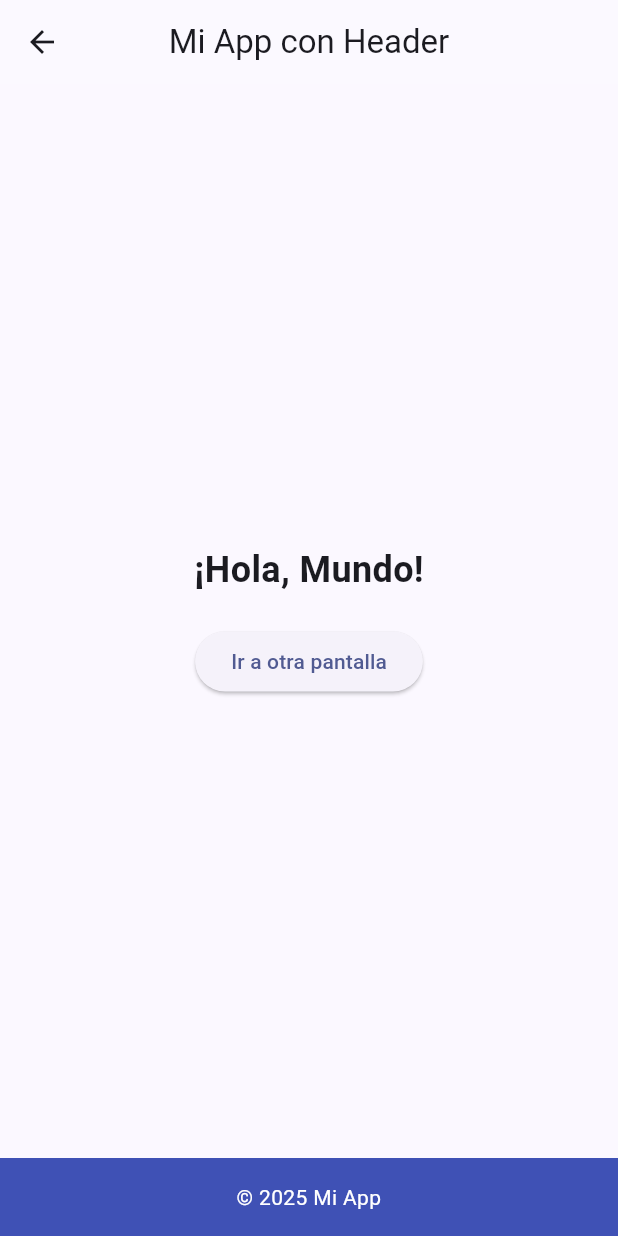
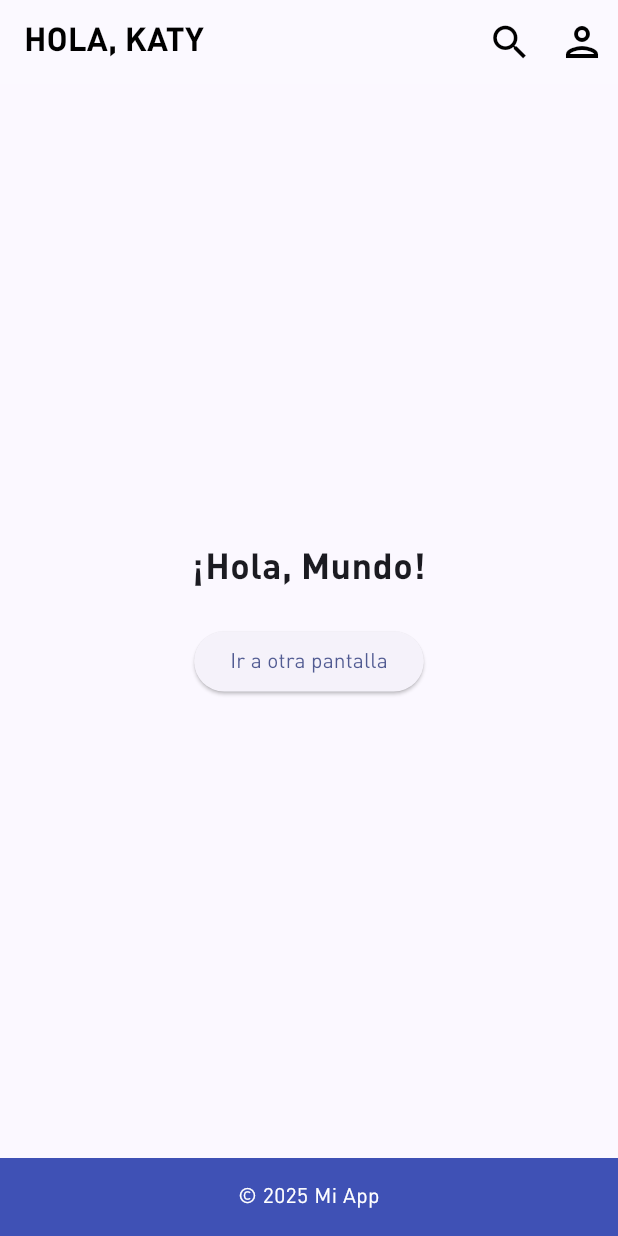
Before and after one commit to Katkat04/FlutterApp, a Flutter app: the screen it shows after launch, after a tap on "Iniciar Sesión", on a phone screen of 412 x 824 dp. Run offline on Flutter 3.47's test engine with Material 3 defaults, Android fonts, the phone set to English and light mode, and no system bars.

Commit message:
feat: add the required font to the app

```diff
--- a/lib/app/app.dart
+++ b/lib/app/app.dart
@@ -11,8 +11,21 @@ class MyApp extends StatelessWidget {
       theme: ThemeData(
         colorScheme: ColorScheme.fromSeed(seedColor: Colors.indigo),
         useMaterial3: true,
+        fontFamily: 'AdihausDIN',
+        appBarTheme: const AppBarTheme(
+          backgroundColor: Colors.white10,
+          titleTextStyle: TextStyle(
+            fontFamily: 'AdihausDIN',
+            color: Colors.black,
+            fontSize: 22,
+            fontWeight: FontWeight.w600,
+          ),
+          iconTheme: IconThemeData(
+            color: Colors.black,
+          ),
+        ),
       ),
-      home: const LoginScreen(),
+      home: const  LoginScreen()
     );
   }
 }
--- a/lib/shared/widgets/header.dart
+++ b/lib/shared/widgets/header.dart
@@ -7,8 +7,25 @@ class Header extends StatelessWidget implements PreferredSizeWidget {
   Widget build(BuildContext context) {
     return AppBar(
       backgroundColor: Colors.white10,
-      title: const Text("Mi App con Header"),
-      centerTitle: true,
+      title: const Text("HOLA, KATY"),
+      centerTitle: false,
+      automaticallyImplyLeading: false,
+      actions: [
+        IconButton(
+          icon: const Icon(Icons.search),
+          iconSize: 30,
+          onPressed: () {
+            // Handle notifications action
+          },
+        ),
+        IconButton(
+          icon: const Icon(Icons.person_outlined),
+          iconSize: 32,
+          onPressed: () {
+            // Handle settings action
+          },
+        ),
+      ],
     );
   }
 
```
Also changed, not shown: pubspec.yaml (+9 -54 lines), assets/fonts/adihausdin_bold.otf (added), assets/fonts/adihausdin_cn.ttf (added), assets/fonts/adihausdin_regular.otf (added), 1 other file.
